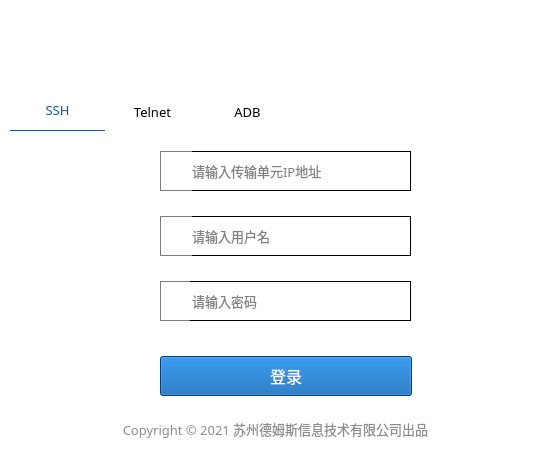
Yugle/service_deploy_tool, file resource/transUnit_login.ui: the form before one commit.
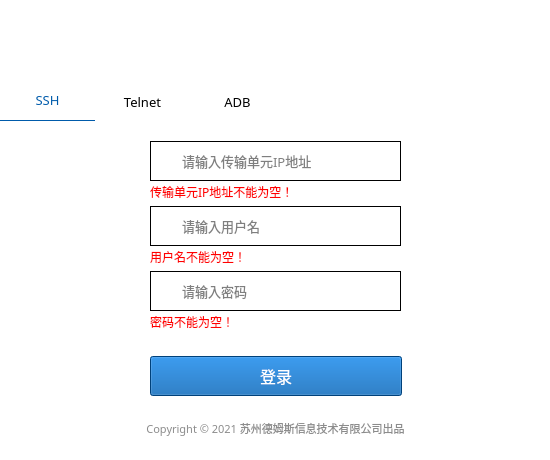
The form after the commit. The open tabs and pages were chosen to show the change. Icons and pictures are not drawn.

What changed in the file:
```diff
--- a/resource/transUnit_login.ui
+++ b/resource/transUnit_login.ui
@@ -31,6 +31,11 @@
     <height>460</height>
    </size>
   </property>
+  <property name="font">
+   <font>
+    <family>微软雅黑</family>
+   </font>
+  </property>
   <property name="windowTitle">
    <string>传输单元服务部署工具</string>
   </property>
@@ -41,10 +46,10 @@
    <widget class="QTabWidget" name="connectMethod">
     <property name="geometry">
      <rect>
-      <x>10</x>
-      <y>90</y>
+      <x>0</x>
+      <y>80</y>
       <width>551</width>
-      <height>291</height>
+      <height>301</height>
      </rect>
     </property>
     <property name="sizePolicy">
@@ -163,7 +168,7 @@
        </rect>
       </property>
       <property name="styleSheet">
-       <string notr="true">border:1px solid rgb(122, 122, 122);
+       <string notr="true">border:1px solid black;
 border-right:0px solid white;</string>
       </property>
       <property name="text">
@@ -180,7 +185,7 @@
        </rect>
       </property>
       <property name="styleSheet">
-       <string notr="true">border:1px solid rgb(122, 122, 122);
+       <string notr="true">border:1px solid black;
 border-right:0px solid white;</string>
       </property>
       <property name="text">
@@ -197,7 +202,7 @@
        </rect>
       </property>
       <property name="styleSheet">
-       <string notr="true">border:1px solid rgb(122, 122, 122);
+       <string notr="true">border:1px solid black;
 border-right:0px solid white;</string>
       </property>
       <property name="text">
@@ -281,6 +286,69 @@
        <string>请输入密码</string>
       </property>
      </widget>
+     <widget class="QLabel" name="ssh_ip_label">
+      <property name="geometry">
+       <rect>
+        <x>150</x>
+        <y>60</y>
+        <width>251</width>
+        <height>21</height>
+       </rect>
+      </property>
+      <property name="font">
+       <font>
+        <family>微软雅黑</family>
+       </font>
+      </property>
+      <property name="styleSheet">
+       <string notr="true">color:red;</string>
+      </property>
+      <property name="text">
+       <string>传输单元IP地址不能为空！</string>
+      </property>
+     </widget>
+     <widget class="QLabel" name="ssh_username_label">
+      <property name="geometry">
+       <rect>
+        <x>150</x>
+        <y>125</y>
+        <width>251</width>
+        <height>21</height>
+       </rect>
+      </property>
+      <property name="font">
+       <font>
+        <family>微软雅黑</family>
+       </font>
+      </property>
+      <property name="styleSheet">
+       <string notr="true">color:red;</string>
+      </property>
+      <property name="text">
+       <string>用户名不能为空！</string>
+      </property>
+     </widget>
+     <widget class="QLabel" name="ssh_password_label">
+      <property name="geometry">
+       <rect>
+        <x>150</x>
+        <y>190</y>
+        <width>251</width>
+        <height>21</height>
+       </rect>
+      </property>
+      <property name="font">
+       <font>
+        <family>微软雅黑</family>
+       </font>
+      </property>
+      <property name="styleSheet">
+       <string notr="true">color:red;</string>
+      </property>
+      <property name="text">
+       <string>密码不能为空！</string>
+      </property>
+     </widget>
     </widget>
     <widget class="QWidget" name="Telnet">
      <property name="toolTipDuration">
@@ -664,7 +732,7 @@
    <widget class="QPushButton" name="loginBtn">
     <property name="geometry">
      <rect>
-      <x>160</x>
+      <x>150</x>
       <y>356</y>
       <width>252</width>
       <height>40</height>
@@ -690,34 +758,6 @@
      <string>登录</string>
     </property>
    </widget>
-   <widget class="QLabel" name="message">
-    <property name="enabled">
-     <bool>true</bool>
-    </property>
-    <property name="geometry">
-     <rect>
-      <x>280</x>
-      <y>10</y>
-      <width>21</width>
-      <height>16</height>
-     </rect>
-    </property>
-    <property name="layoutDirection">
-     <enum>Qt::LeftToRight</enum>
-    </property>
-    <property name="autoFillBackground">
-     <bool>false</bool>
-    </property>
-    <property name="text">
-     <string/>
-    </property>
-    <property name="alignment">
-     <set>Qt::AlignCenter</set>
-    </property>
-    <property name="textInteractionFlags">
-     <set>Qt::LinksAccessibleByMouse</set>
-    </property>
-   </widget>
    <widget class="QLabel" name="label_8">
     <property name="geometry">
      <rect>
@@ -736,7 +776,7 @@
     <property name="font">
      <font>
       <family>微软雅黑</family>
-      <pointsize>10</pointsize>
+      <pointsize>8</pointsize>
      </font>
     </property>
     <property name="styleSheet">
@@ -749,6 +789,38 @@
      <set>Qt::AlignCenter</set>
     </property>
    </widget>
+   <widget class="QLabel" name="label_3">
+    <property name="geometry">
+     <rect>
+      <x>20</x>
+      <y>20</y>
+      <width>104</width>
+      <height>28</height>
+     </rect>
+    </property>
+    <property name="styleSheet">
+     <string notr="true">background:url(logo.png);</string>
+    </property>
+    <property name="text">
+     <string/>
+    </property>
+   </widget>
+   <widget class="QLabel" name="message">
+    <property name="geometry">
+     <rect>
+      <x>260</x>
+      <y>20</y>
+      <width>31</width>
+      <height>30</height>
+     </rect>
+    </property>
+    <property name="styleSheet">
+     <string notr="true"/>
+    </property>
+    <property name="text">
+     <string/>
+    </property>
+   </widget>
   </widget>
   <widget class="QStatusBar" name="statusbar"/>
  </widget>
```
Left out of the diff: 175 changed lines with no effect on the pictures.
